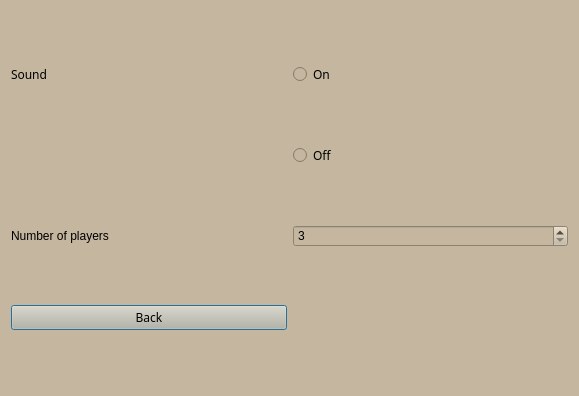
Above: Diplomacy/forms/optionswindow.ui from ulquiorra68/Diplomacy before the change. Below: the same form after it.
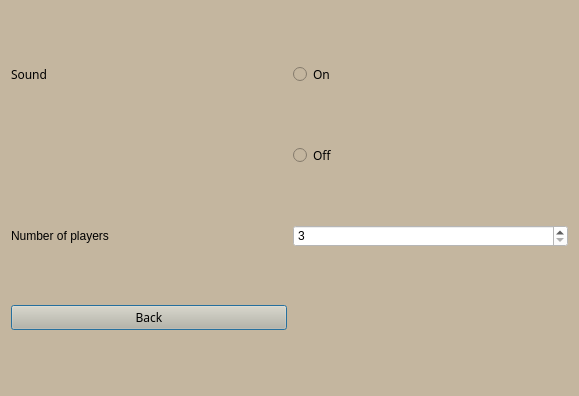
That is the form after the change.

Patch:
```diff
--- a/Diplomacy/forms/optionswindow.ui
+++ b/Diplomacy/forms/optionswindow.ui
@@ -62,6 +62,9 @@
    </item>
    <item row="3" column="1">
     <widget class="QSpinBox" name="numberSpinBox">
+     <property name="styleSheet">
+      <string notr="true">background-color: white;</string>
+     </property>
      <property name="minimum">
       <number>3</number>
      </property>
```
